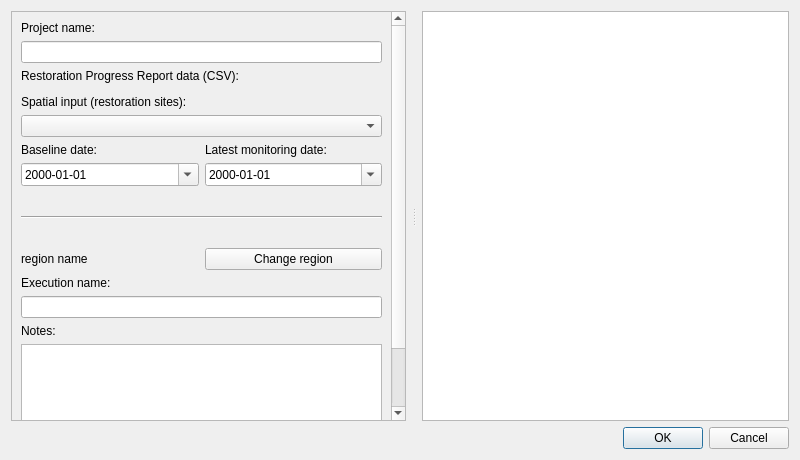
ConservationInternational/trends.earth, file LDMP/gui/DlgEcosystemReportingRestorationProgress.ui: the form before one commit.
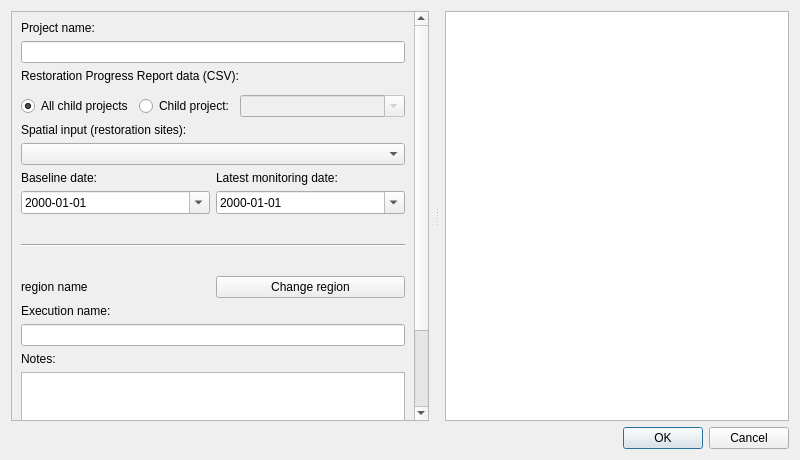
The form after the commit. Custom widgets are drawn as their Qt base class.

Commit message: Add GEF Child selection

The edit to the form file:
```diff
--- a/LDMP/gui/DlgEcosystemReportingRestorationProgress.ui
+++ b/LDMP/gui/DlgEcosystemReportingRestorationProgress.ui
@@ -106,6 +106,55 @@
           </property>
          </widget>
         </item>
+        <item>
+         <layout class="QHBoxLayout" name="child_project_layout">
+          <item>
+           <widget class="QRadioButton" name="all_child_projects_rb">
+            <property name="toolTip">
+             <string>Report all the child projects of the CSV file.</string>
+            </property>
+            <property name="text">
+             <string>All child projects</string>
+            </property>
+            <property name="checked">
+             <bool>true</bool>
+            </property>
+           </widget>
+          </item>
+          <item>
+           <widget class="QRadioButton" name="child_project_rb">
+            <property name="toolTip">
+             <string>Report only one child project of the CSV file.</string>
+            </property>
+            <property name="text">
+             <string>Child project:</string>
+            </property>
+           </widget>
+          </item>
+          <item>
+           <widget class="QComboBox" name="child_project_cb">
+            <property name="enabled">
+             <bool>false</bool>
+            </property>
+            <property name="sizePolicy">
+             <sizepolicy hsizetype="Expanding" vsizetype="Fixed">
+              <horstretch>0</horstretch>
+              <verstretch>0</verstretch>
+             </sizepolicy>
+            </property>
+            <property name="toolTip">
+             <string>GEF_CP_ID of the child project, from the CSV file. Type to search.</string>
+            </property>
+            <property name="editable">
+             <bool>true</bool>
+            </property>
+            <property name="insertPolicy">
+             <enum>QComboBox::NoInsert</enum>
+            </property>
+           </widget>
+          </item>
+         </layout>
+        </item>
         <item>
          <widget class="QLabel" name="spatial_layer_la">
           <property name="sizePolicy">
```
The commit also changes 3 other files.
